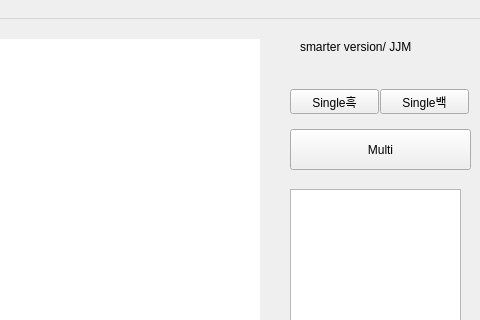
The window that client/mainwindow.ui (alertjjm/connect6) describes before a commit, drawn with Qt 5; both pictures show x 260 to 740 and y 0 to 320 of the 740 by 580 pixel window.
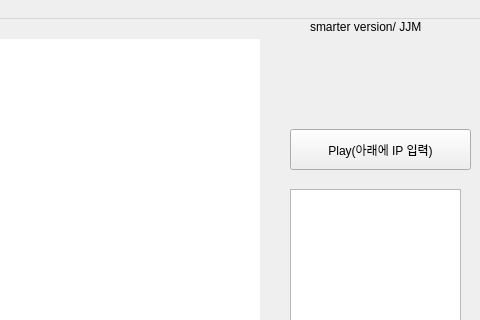
The same window after the commit.

Patch:
```diff
--- a/client/mainwindow.ui
+++ b/client/mainwindow.ui
@@ -57,32 +57,6 @@
      <enum>QFrame::NoFrame</enum>
     </property>
    </widget>
-   <widget class="QPushButton" name="pushButton">
-    <property name="geometry">
-     <rect>
-      <x>550</x>
-      <y>70</y>
-      <width>89</width>
-      <height>25</height>
-     </rect>
-    </property>
-    <property name="text">
-     <string>Single흑</string>
-    </property>
-   </widget>
-   <widget class="QPushButton" name="pushButton_2">
-    <property name="geometry">
-     <rect>
-      <x>640</x>
-      <y>70</y>
-      <width>89</width>
-      <height>25</height>
-     </rect>
-    </property>
-    <property name="text">
-     <string>Single백</string>
-    </property>
-   </widget>
    <widget class="QPushButton" name="pushButton_3">
     <property name="geometry">
      <rect>
@@ -93,7 +67,7 @@
      </rect>
     </property>
     <property name="text">
-     <string>Multi</string>
+     <string>Play(아래에 IP 입력)</string>
     </property>
    </widget>
    <widget class="QTextEdit" name="textEdit">
@@ -109,8 +83,8 @@
    <widget class="QLabel" name="label">
     <property name="geometry">
      <rect>
-      <x>560</x>
-      <y>20</y>
+      <x>570</x>
+      <y>0</y>
       <width>151</width>
       <height>16</height>
      </rect>
@@ -119,6 +93,19 @@
      <string>smarter version/ JJM</string>
     </property>
    </widget>
+   <widget class="QLabel" name="label_2">
+    <property name="geometry">
+     <rect>
+      <x>550</x>
+      <y>50</y>
+      <width>171</width>
+      <height>21</height>
+     </rect>
+    </property>
+    <property name="text">
+     <string/>
+    </property>
+   </widget>
   </widget>
   <widget class="QMenuBar" name="menubar">
    <property name="geometry">
```
